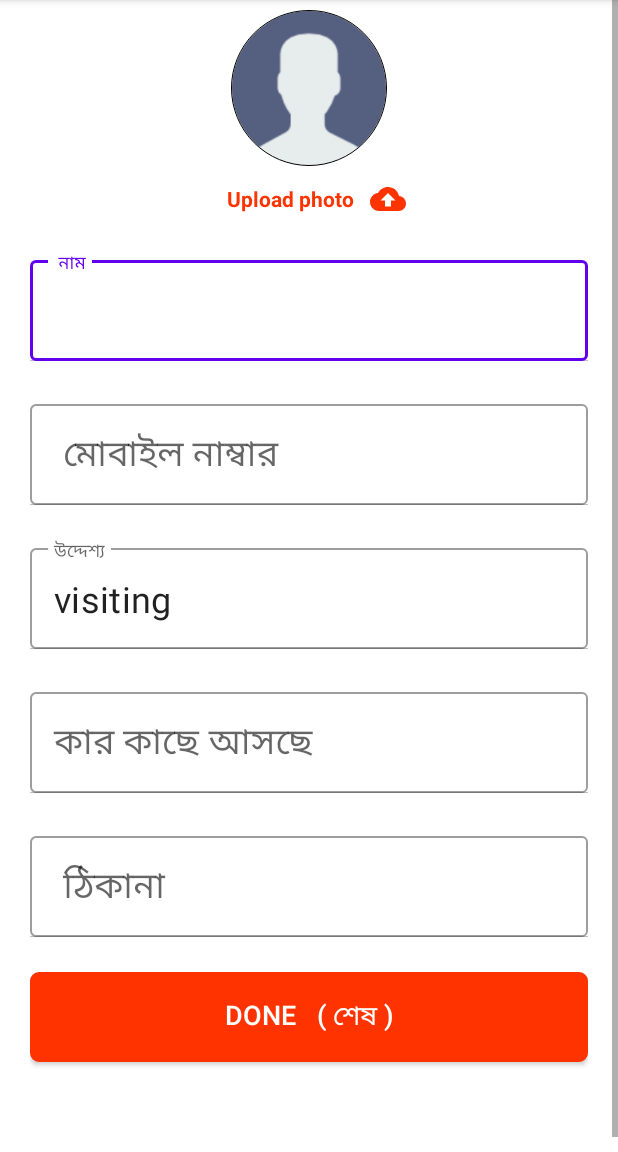
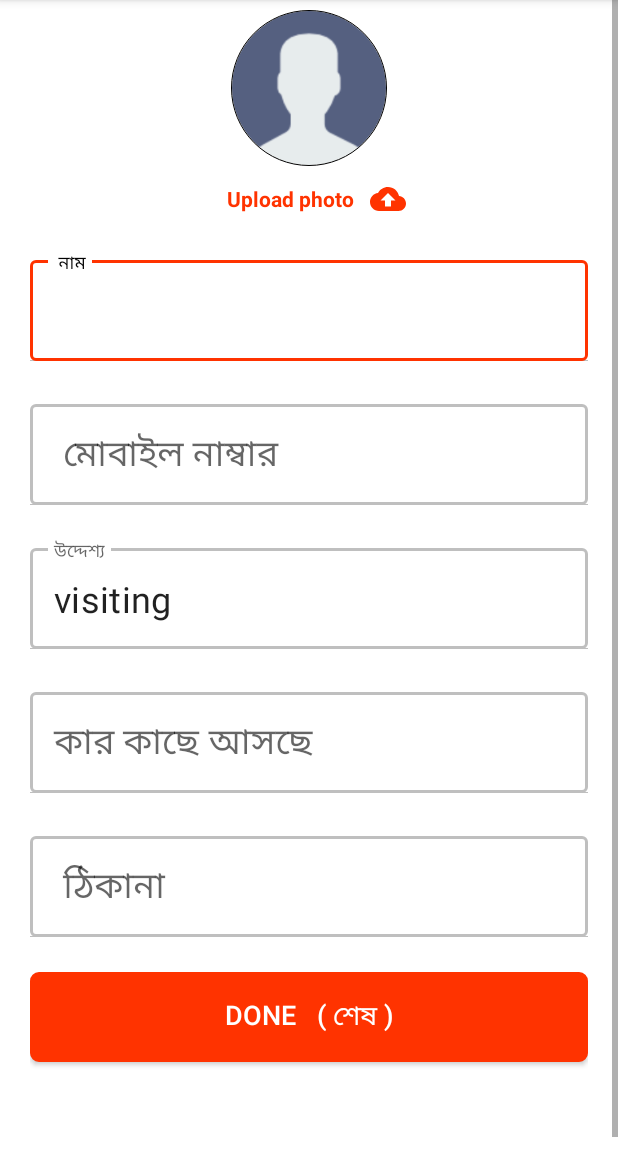
Before and after one commit to rokkhi-imran/ReceptionistOfficeApp, an Android app: the VisitorInActivity screen opened directly, with no data from a screen before it, on a phone screen of 412 x 824 dp, the part 84-1236 px from its top. Run offline under Robolectric (Android 15) with nearby library versions, the phone set to English and light mode, and no system bars; our stand-ins replace CircleImageView, Dagger/Hilt's generated code, Firebase (no records; nobody signed in at launch, a user with empty details on screens opened directly), RxJava, Timber and 2 more; libraries missing offline, so code that uses them is left out: com.androidnetworking, com.androidnetworking.common, com.androidnetworking.error, com.androidnetworking.interfaces, com.vansuita.pickimage; pictures from the network do not load; 1 statement that could not run was skipped.

Commit message:
Theme problem solved

```diff
--- a/app/src/main/res/layout/activity_attendance.xml
+++ b/app/src/main/res/layout/activity_attendance.xml
@@ -62,7 +62,7 @@
 
                 <com.google.android.material.textfield.TextInputLayout
                     android:id="@+id/searchlayout"
-                    style="@style/Widget.MaterialComponents.TextInputLayout.OutlinedBox"
+                    style="@style/LoginTextInputLayoutStyle"
                     android:layout_width="match_parent"
                     android:layout_height="wrap_content"
                     android:hint=" নাম অথবা ফ্লাট নাম্বার দিয়ে খুঁজুন  ">
--- a/app/src/main/res/layout/activity_attendance_out.xml
+++ b/app/src/main/res/layout/activity_attendance_out.xml
@@ -75,7 +75,7 @@
 
                 <com.google.android.material.textfield.TextInputLayout
                     android:id="@+id/searchlayout"
-                    style="@style/Widget.MaterialComponents.TextInputLayout.OutlinedBox"
+                    style="@style/LoginTextInputLayoutStyle"
                     android:layout_width="match_parent"
                     android:layout_height="wrap_content"
                     android:hint=" নাম অথবা ফ্লাট নাম্বার দিয়ে খুঁজুন  ">
--- a/app/src/main/res/layout/activity_parcel_list.xml
+++ b/app/src/main/res/layout/activity_parcel_list.xml
@@ -83,7 +83,7 @@
 
                     <com.google.android.material.textfield.TextInputLayout
                         android:id="@+id/searchlayout"
-                        style="@style/Widget.MaterialComponents.TextInputLayout.OutlinedBox"
+                        style="@style/LoginTextInputLayoutStyle"
                         android:layout_width="match_parent"
                         android:layout_height="wrap_content"
                         android:hint=" নাম অথবা ফ্লাট নাম্বার দিয়ে খুঁজুন  ">
--- a/app/src/main/res/layout/activity_visitor_in.xml
+++ b/app/src/main/res/layout/activity_visitor_in.xml
@@ -125,7 +125,7 @@
 
                     <com.google.android.material.textfield.TextInputLayout
                         android:id="@+id/userNameTextField"
-                        style="@style/Widget.MaterialComponents.TextInputLayout.OutlinedBox"
+                        style="@style/LoginTextInputLayoutStyle"
                         android:layout_width="match_parent"
                         android:layout_height="wrap_content"
                         android:hint=" নাম">
@@ -160,7 +160,7 @@
 
                         <com.google.android.material.textfield.TextInputLayout
                             android:id="@+id/mobileNumberTextField"
-                            style="@style/Widget.MaterialComponents.TextInputLayout.OutlinedBox"
+                            style="@style/LoginTextInputLayoutStyle"
                             android:layout_width="match_parent"
                             android:layout_height="wrap_content"
                             android:hint=" মোবাইল নাম্বার">
@@ -195,7 +195,7 @@
 
                     <com.google.android.material.textfield.TextInputLayout
                         android:id="@+id/puposeETTextField"
-                        style="@style/Widget.MaterialComponents.TextInputLayout.OutlinedBox"
+                        style="@style/LoginTextInputLayoutStyle"
                         android:layout_width="match_parent"
                         android:layout_height="wrap_content"
                         android:hint="উদ্দেশ্য">
@@ -230,7 +230,7 @@
                     <com.google.android.material.textfield.TextInputLayout
 
                         android:id="@+id/employeelayout"
-                        style="@style/Widget.MaterialComponents.TextInputLayout.OutlinedBox"
+                        style="@style/LoginTextInputLayoutStyle"
                         android:layout_width="match_parent"
                         android:layout_height="wrap_content"
                         android:hint="কার কাছে আসছে ">
@@ -262,7 +262,7 @@
 
                     <com.google.android.material.textfield.TextInputLayout
                         android:id="@+id/addressETTextField"
-                        style="@style/Widget.MaterialComponents.TextInputLayout.OutlinedBox"
+                        style="@style/LoginTextInputLayoutStyle"
 
                         android:layout_width="match_parent"
                         android:layout_height="wrap_content"
--- a/app/src/main/res/layout/activity_visitor_list.xml
+++ b/app/src/main/res/layout/activity_visitor_list.xml
@@ -73,7 +73,7 @@
 
                     <com.google.android.material.textfield.TextInputLayout
                         android:id="@+id/til_search_layout"
-                        style="@style/Widget.MaterialComponents.TextInputLayout.OutlinedBox"
+                        style="@style/LoginTextInputLayoutStyle"
                         android:layout_width="match_parent"
                         android:layout_height="wrap_content"
                         android:hint="@string/string_search_flat">
--- a/app/src/main/res/values-night/themes.xml
+++ b/app/src/main/res/values-night/themes.xml
@@ -1,16 +1,27 @@
 <resources xmlns:tools="http://schemas.android.com/tools">
     <!-- Base application theme. -->
     <style name="Theme.Receptionistofficeapp" parent="Theme.MaterialComponents.DayNight.NoActionBar.Bridge">
+
+
+        <item name="colorAccent">@color/colorAccent</item>
+        <item name="android:statusBarColor">@color/colorPrimary</item>
+        <item name="colorPrimary">@color/colorPrimary</item>
+        <item name="colorPrimaryDark">@color/colorPrimaryDark</item>
+        <item name="titleTextColor">@color/Black</item>
+        <item name="android:textColor">@color/black</item>
+        <item name="android:windowLightStatusBar">true</item>
+
+
         <!-- Primary brand color. -->
-        <item name="colorPrimary">@color/purple_200</item>
+     <!--   <item name="colorPrimary">@color/purple_200</item>
         <item name="colorPrimaryVariant">@color/purple_700</item>
         <item name="colorOnPrimary">@color/black</item>
-        <!-- Secondary brand color. -->
+        &lt;!&ndash; Secondary brand color. &ndash;&gt;
         <item name="colorSecondary">@color/teal_200</item>
         <item name="colorSecondaryVariant">@color/teal_200</item>
         <item name="colorOnSecondary">@color/black</item>
-        <!-- Status bar color. -->
-        <item name="android:statusBarColor" tools:targetApi="l">?attr/colorPrimaryVariant</item>
+        &lt;!&ndash; Status bar color. &ndash;&gt;
+        <item name="android:statusBarColor" tools:targetApi="l">?attr/colorPrimaryVariant</item>-->
         <!-- Customize your theme here. -->
     </style>
 </resources>
--- a/app/src/main/res/values/colors.xml
+++ b/app/src/main/res/values/colors.xml
@@ -1,5 +1,5 @@
 <?xml version="1.0" encoding="utf-8"?>
-<resources>
+<resources xmlns:tools="http://schemas.android.com/tools">
     <color name="purple_200">#FFBB86FC</color>
     <color name="purple_500">#FF6200EE</color>
     <color name="purple_700">#FF3700B3</color>
@@ -58,4 +58,7 @@
 
     <color name="pressed_color">#4d90fe</color>
     <color name="lightorange">#E76A45</color>
+
+    <color name="mtrl_textinput_default_box_stroke_color" tools:override="true">#bfbfbf</color>
+
 </resources>
--- a/app/src/main/res/values/style.xml
+++ b/app/src/main/res/values/style.xml
@@ -1,7 +1,7 @@
 <?xml version="1.0" encoding="utf-8"?>
 <resources>
 
-    <style name="AppTheme" parent="Theme.MaterialComponents.DayNight.NoActionBar">
+    <style name="AppTheme" parent="Theme.MaterialComponents.Light.NoActionBar.Bridge">
 
         <item name="colorAccent">@color/colorAccent</item>
         <item name="android:statusBarColor">@color/colorPrimary</item>
@@ -9,6 +9,7 @@
         <item name="colorPrimaryDark">@color/colorPrimaryDark</item>
         <item name="titleTextColor">@color/Black</item>
         <item name="android:windowLightStatusBar">true</item>
+
 
     </style>
 
--- a/app/src/main/res/values/themes.xml
+++ b/app/src/main/res/values/themes.xml
@@ -1,6 +1,6 @@
 <resources xmlns:tools="http://schemas.android.com/tools">
     <!-- Base application theme. -->
-    <style name="Theme.Receptionistofficeapp" parent="Theme.MaterialComponents.DayNight.NoActionBar.Bridge">
+    <style name="Theme.Receptionistofficeapp" parent="Theme.MaterialComponents.Light.NoActionBar.Bridge">
         <!-- Primary brand color. -->
         <item name="colorPrimary">@color/purple_500</item>
         <item name="colorPrimaryVariant">@color/purple_700</item>
@@ -13,4 +13,13 @@
         <item name="android:statusBarColor" tools:targetApi="l">?attr/colorPrimaryVariant</item>
         <!-- Customize your theme here. -->
     </style>
+
+    <style name="LoginTextInputLayoutStyle" parent="Widget.MaterialComponents.TextInputLayout.OutlinedBox.Dense">
+        <item name="boxStrokeColor">#ff3300</item>
+        <item name="android:textColor">#000</item>
+        <item name="hintTextColor">#000</item>
+        <item name="boxStrokeWidth">2dp</item>
+    </style>
+
+
 </resources>
```
Also changed, not shown: app/src/main/res/layout/activity_edit_profile.xml (+5 -5 lines), app/src/main/res/layout/activity_parcel_in.xml (+5 -3 lines).
